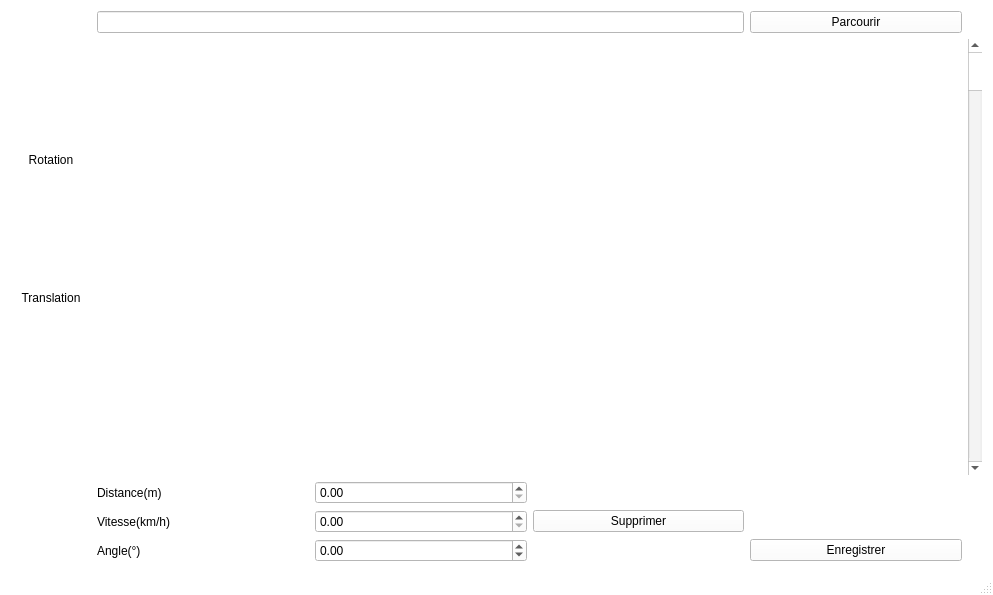
Old version of the form animation.ui in the repository KeoRen/XPlaneObjAnimate.
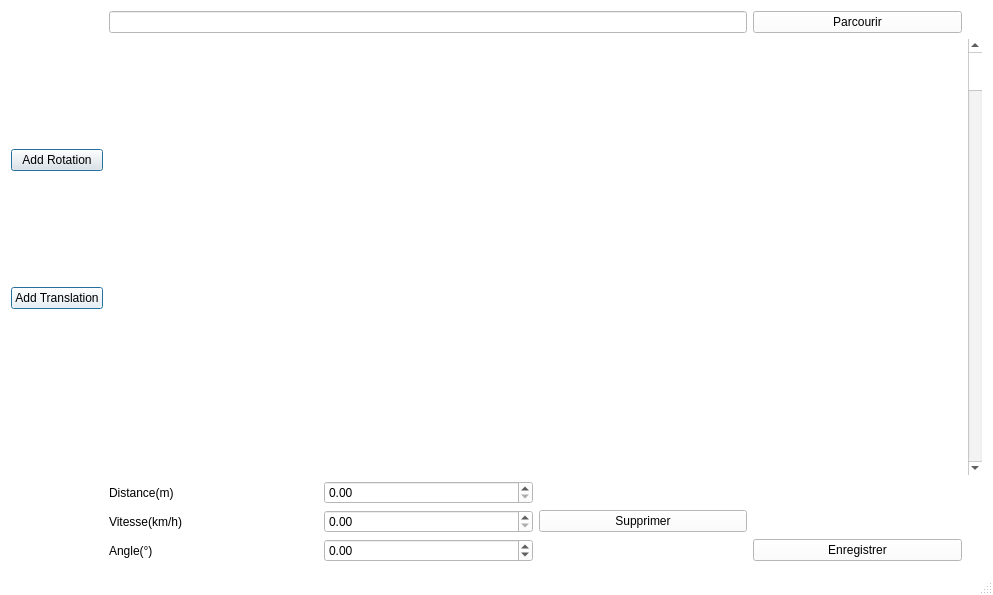
New version of the form. Icons and pictures are not drawn.

```diff
--- a/animation.ui
+++ b/animation.ui
@@ -546,11 +546,14 @@
 }</string>
         </property>
         <property name="text">
-         <string>Rotation</string>
+         <string>Add Rotation</string>
         </property>
-        <property name="flat">
+        <property name="default">
          <bool>true</bool>
         </property>
+        <property name="flat">
+         <bool>false</bool>
+        </property>
        </widget>
       </item>
       <item>
@@ -559,16 +562,16 @@
          <enum>Qt::StrongFocus</enum>
         </property>
         <property name="text">
-         <string>Translation</string>
+         <string>Add Translation</string>
         </property>
         <property name="autoDefault">
          <bool>false</bool>
         </property>
         <property name="default">
-         <bool>false</bool>
+         <bool>true</bool>
         </property>
         <property name="flat">
-         <bool>true</bool>
+         <bool>false</bool>
         </property>
        </widget>
       </item>
```
Left out of the diff: 6 changed lines with no effect on the pictures.
